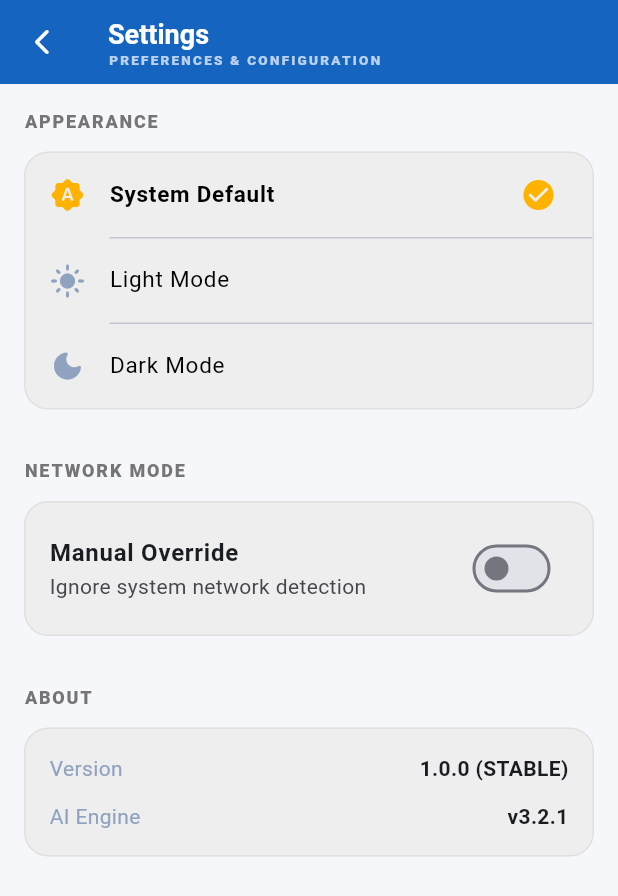
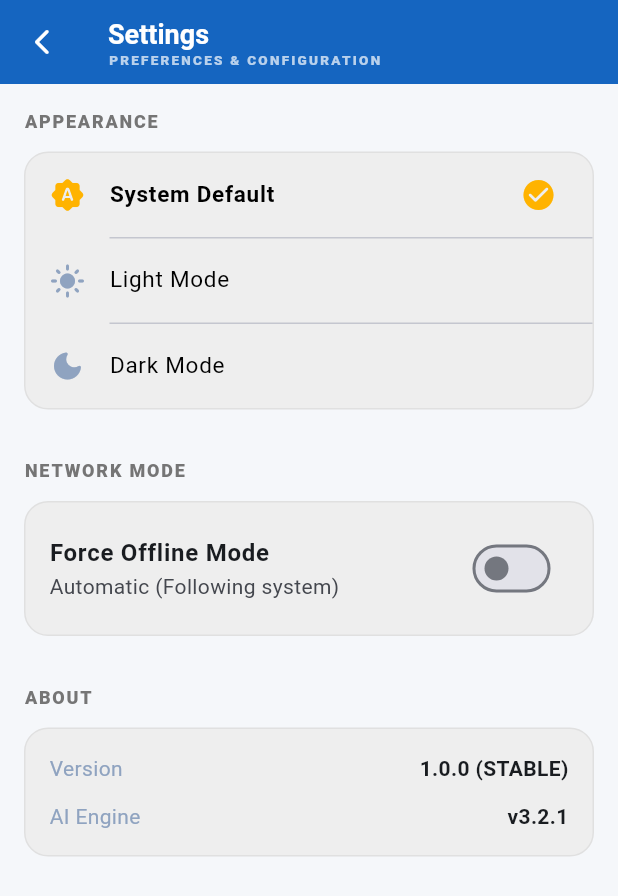
Before and after one commit to MB-bit786/TraiffGuard-AI, a Flutter app: the SettingsScreen screen opened by its route, on a phone screen of 412 x 824 dp. Shown: the top 896 px of the screen. Run offline on Flutter 3.47's test engine with Material 3 defaults, Android fonts, the phone set to English and light mode, and no system bars; our stand-ins replace cloud_firestore, connectivity_plus, firebase_auth, firebase_core, flutter_riverpod, go_router and 5 more; accounts and stored records are empty.

Commit message:
17--07--2026  commit

```diff
--- a/lib/features/dashboard/presentation/pages/settings_screen.dart
+++ b/lib/features/dashboard/presentation/pages/settings_screen.dart
@@ -156,17 +156,16 @@ class SettingsScreen extends ConsumerWidget {
   }
 
   Widget _buildConnectionOverride(BuildContext context, WidgetRef ref, AppConnectionState state) {
+    final isDark = Theme.of(context).brightness == Brightness.dark;
+    final isForcedOffline = state.isManualOverride && !state.manualOnlineStatus;
+
     return Container(
       padding: const EdgeInsets.symmetric(vertical: 8),
       decoration: BoxDecoration(
-        color: Theme.of(context).brightness == Brightness.dark
-            ? TariffColors.navySurface
-            : Colors.grey[200],
+        color: isDark ? TariffColors.navySurface : Colors.grey[200],
         borderRadius: BorderRadius.circular(16),
         border: Border.all(
-          color: Theme.of(context).brightness == Brightness.dark
-              ? TariffColors.cardBorder
-              : Colors.grey[300]!,
+          color: isDark ? TariffColors.cardBorder : Colors.grey[300]!,
         ),
       ),
       child: Column(
@@ -174,28 +173,20 @@ class SettingsScreen extends ConsumerWidget {
           Material(
             color: Colors.transparent,
             child: SwitchListTile(
-              title: const Text('Manual Override', style: TextStyle(fontWeight: FontWeight.w600)),
-              subtitle: const Text('Ignore system network detection'),
-              value: state.isManualOverride,
+              title: const Text('Force Offline Mode', style: TextStyle(fontWeight: FontWeight.w600)),
+              subtitle: Text(isForcedOffline
+                  ? 'Override active: OFFLINE'
+                  : 'Automatic (Following system)'),
+              value: isForcedOffline,
               activeTrackColor: TariffColors.amberPending,
-              onChanged: (val) => ref.read(connectionProvider.notifier).toggleManualOverride(val),
+              onChanged: (val) {
+                ref.read(connectionProvider.notifier).updateManualOverride(
+                  isManual: val,
+                  status: !val // If forced, status is false (Offline). If not, status is true (Online/Auto)
+                );
+              },
             ),
           ),
-          if (state.isManualOverride) ...[
-            const Divider(height: 1, indent: 16),
-            Material(
-              color: Colors.transparent,
-              child: ListTile(
-                title: const Text('Manual Status', style: TextStyle(fontWeight: FontWeight.w600)),
-                subtitle: Text(state.manualOnlineStatus ? 'Force Online' : 'Force Offline'),
-                trailing: Switch(
-                  value: state.manualOnlineStatus,
-                  activeTrackColor: TariffColors.greenVerified,
-                  onChanged: (val) => ref.read(connectionProvider.notifier).setManualStatus(val),
-                ),
-              ),
-            ),
-          ],
         ],
       ),
     );
--- a/lib/features/dashboard/presentation/providers/connection_provider.dart
+++ b/lib/features/dashboard/presentation/providers/connection_provider.dart
@@ -94,6 +94,10 @@ class ConnectionNotifier extends StateNotifier<AppConnectionState> {
     state = state.copyWith(manualOnlineStatus: value);
   }
 
+  void updateManualOverride({required bool isManual, required bool status}) {
+    state = state.copyWith(isManualOverride: isManual, manualOnlineStatus: status);
+  }
+
   @override
   void dispose() {
     _subscription?.cancel();
```
Also changed, not shown: lib/core/constants/app_constants.dart (+8 -0 lines), lib/features/invoice/presentation/pages/invoice_form_screen.dart (+112 -50 lines), lib/features/search/data/repository/sql_tariff_repository.dart (+27 -19 lines), lib/features/search/presentation/pages/tariff_directory_screen.dart (+30 -0 lines).
